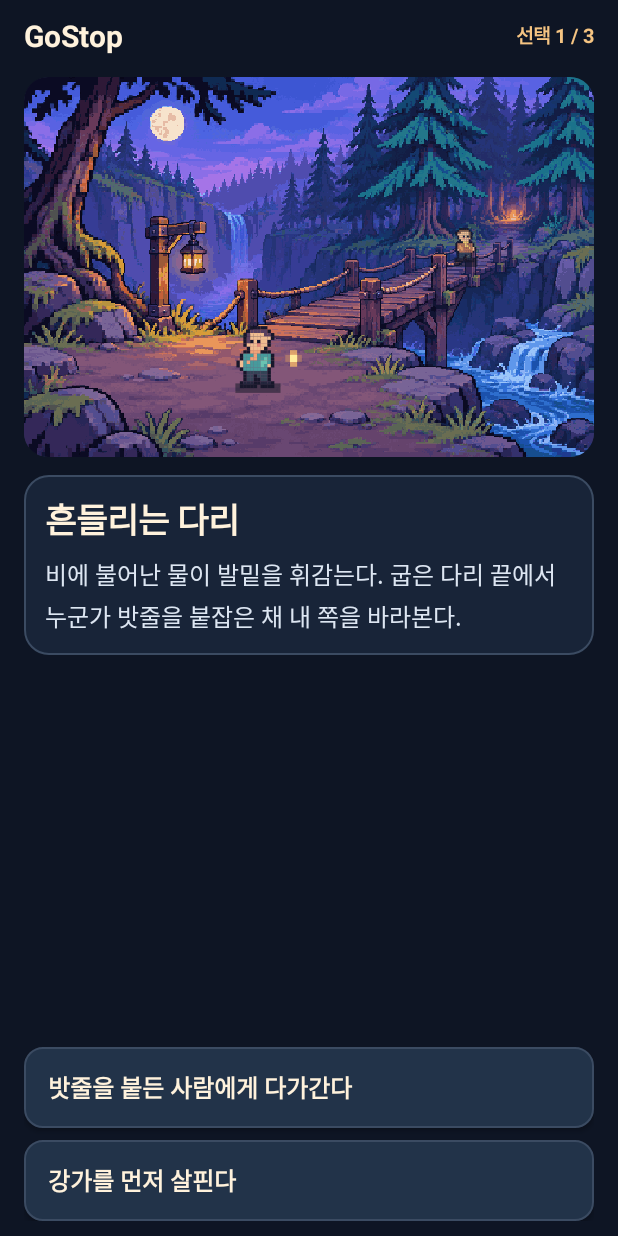
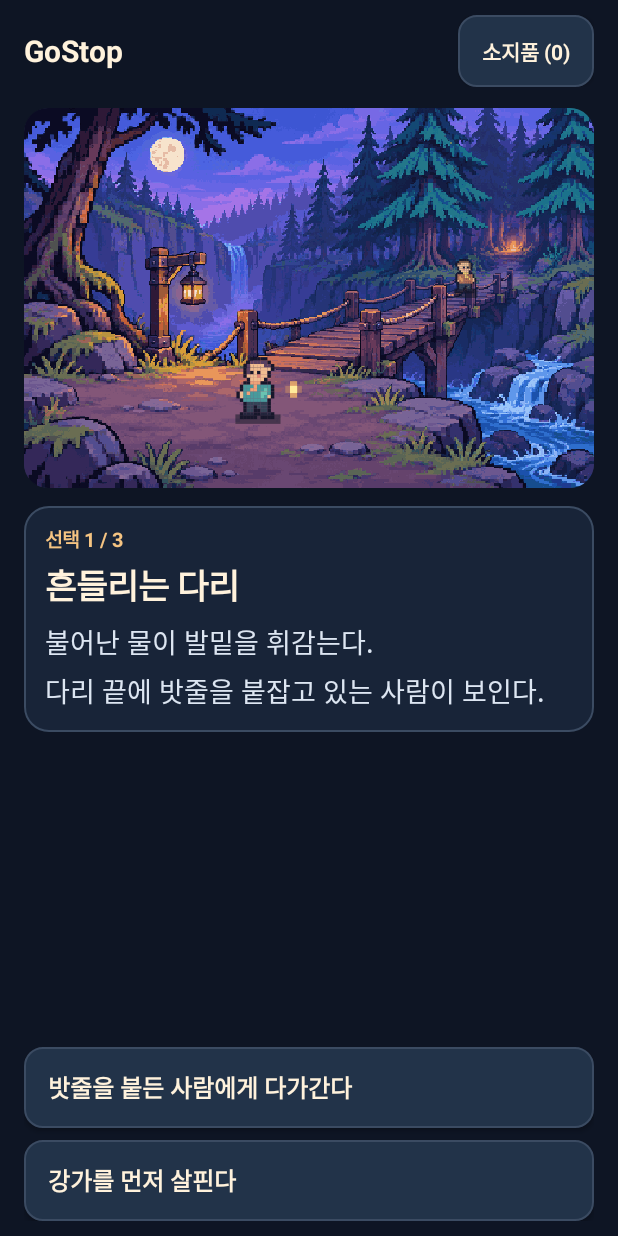
Before and after one commit to powerfulHimchan/GoStop, an Android app: the screen it shows after launch (MainActivity), on a phone screen of 412 x 824 dp. Run offline under Robolectric (Android 15) with nearby library versions, the phone set to English and light mode, and no system bars.

Commit message:
Add inventory and item-dependent story choices

```diff
--- a/app/build.gradle
+++ b/app/build.gradle
@@ -10,8 +10,8 @@ android {
         applicationId 'com.powerfulhimchan.gostop'
         minSdk 23
         targetSdk 35
-        versionCode 1
-        versionName '0.1.0'
+        versionCode 2
+        versionName '0.2.0'
     }
 
     compileOptions {
--- a/app/src/main/java/com/powerfulhimchan/gostop/BranchingGame.java
+++ b/app/src/main/java/com/powerfulhimchan/gostop/BranchingGame.java
@@ -3,17 +3,27 @@ package com.powerfulhimchan.gostop;
 import java.util.ArrayList;
 import java.util.Arrays;
 import java.util.Collections;
+import java.util.EnumSet;
 import java.util.List;
+import java.util.Set;
 
 final class BranchingGame {
     static final int DECISIONS_PER_RUN = 3;
 
     private final List<Choice> history;
+    private final Set<Item> inventory;
     final Scene scene;
 
     private BranchingGame(Scene scene, List<Choice> history) {
         this.scene = scene;
         this.history = history;
+        Set<Item> items = EnumSet.noneOf(Item.class);
+        for (Choice choice : history) {
+            if (choice.reward != null) {
+                items.add(choice.reward);
+            }
+        }
+        inventory = Collections.unmodifiableSet(items);
     }
 
     static BranchingGame start() {
@@ -21,9 +31,13 @@ final class BranchingGame {
     }
 
     BranchingGame choose(Choice choice) {
-        if (scene.choices == null || !scene.choices.contains(choice)) {
+        if (!choices().contains(choice)) {
             throw new IllegalArgumentException("Choice is unavailable at " + scene);
         }
+        return advance(choice);
+    }
+
+    private BranchingGame advance(Choice choice) {
         List<Choice> nextHistory = new ArrayList<>(history);
         nextHistory.add(choice);
         return new BranchingGame(choice.destination(), nextHistory);
@@ -34,7 +48,31 @@ final class BranchingGame {
     }
 
     boolean isEnding() {
-        return scene.choices == null;
+        return scene.pair == null;
+    }
+
+    Set<Item> inventory() {
+        return inventory;
+    }
+
+    List<Choice> choices() {
+        if (isEnding()) {
+            return Collections.emptyList();
+        }
+        if (scene == Scene.ROPES && inventory.contains(Item.SAFETY_CLIP)) {
+            return Pair.CLIPPED_ROPES.choices;
+        }
+        return scene.pair.choices;
+    }
+
+    String description() {
+        if (scene == Scene.ROPES && inventory.contains(Item.SAFETY_CLIP)) {
+            return "안내인이 매듭을 단단히 조였다.\n안전 고리를 걸면 흔들리는 다리에서 몸을 지탱할 수 있다.";
+        }
+        if (scene == Scene.TOGETHER && history.get(history.size() - 1) == Choice.CLIP_AND_CROSS) {
+            return "안전 고리를 밧줄에 건 채 다리를 건넜다.\n맞은편에 도착해 고리를 풀자 안내인이 따라온다.";
+        }
+        return scene.description;
     }
 
     BranchingGame replayBranch() {
@@ -62,18 +100,20 @@ final class BranchingGame {
             if (next == null) {
                 break;
             }
-            game = game.choose(next);
+            game = game.advance(next);
         }
         return game;
     }
 
     private Choice findChoice(String id) {
-        if (!isEnding()) {
-            for (Choice choice : scene.choices) {
-                if (choice.saveId.equals(id)) {
-                    return choice;
-                }
+        for (Choice choice : choices()) {
+            if (choice.saveId.equals(id)) {
+                return choice;
             }
+        }
+        // Earlier saves could cross after helping the guide, before that action awarded a clip.
+        if (scene == Scene.ROPES && Choice.CROSS.saveId.equals(id)) {
+            return Choice.CROSS;
         }
         return null;
     }
@@ -99,38 +139,38 @@ final class BranchingGame {
 
     enum Scene {
         ARRIVAL("흔들리는 다리",
-                "비에 불어난 물이 발밑을 휘감는다. 굽은 다리 끝에서 누군가 밧줄을 붙잡은 채 내 쪽을 바라본다.",
+                "불어난 물이 발밑을 휘감는다.\n다리 끝에 밧줄을 붙잡고 있는 사람이 보인다.",
                 Pair.OPENING),
         GUIDE("밧줄을 붙든 사람",
-                "안내인이 밧줄을 빼내려 애쓴다. 손을 떼면 난간이 무너질 것 같다. 내 손에는 등불이 하나 있다.",
+                "안내인이 느슨해진 밧줄을 붙잡고 있다.\n내 손에는 매듭을 비춰 줄 등불이 있다.",
                 Pair.GUIDE),
         BANK("강가의 흔적",
-                "다리 아래 물보라 사이로 돌턱이 보인다. 맞은편의 안내인은 어둠 속에서 풀린 매듭을 더듬는다.",
+                "물보라 사이로 돌턱이 보인다.\n맞은편에서는 안내인이 풀린 매듭을 더듬는다.",
                 Pair.BANK),
         ROPES("다시 팽팽해진 밧줄",
-                "등불에 비친 매듭이 단단히 조여졌다. 안내인이 손을 내민다. “한 사람씩 발을 옮겨요.”",
+                "안내인이 매듭을 단단히 조인다.\n“한 사람씩 발을 옮겨요.”",
                 Pair.ROPES),
         LEDGE("바위 아래 좁은 길",
-                "강물이 다리의 헐거운 기둥을 때린다. 바위 아래로 이어지는 돌턱을 따라가면 반대편 기슭에 닿는다.",
+                "강물이 다리 기둥을 때린다.\n바위 아래 돌턱은 맞은편 기슭까지 이어진다.",
                 Pair.LEDGE),
         TOGETHER("함께 건넌 길",
-                "안내인과 번갈아 밧줄을 잡으며 다리를 건넜다. 뒤돌아보니 숲 양쪽에 등불이 하나씩 흔들린다.",
+                "안내인과 번갈아 밧줄을 잡으며 다리를 건넜다.\n뒤를 돌아보니 숲 양쪽에서 등불이 흔들린다.",
                 null),
         SIDE_PATH("물가에 남은 발자국",
-                "돌턱을 하나씩 밟고 반대편 기슭에 닿았다. 건너편에서도 내가 지나온 발자국이 길게 보인다.",
+                "돌턱을 하나씩 밟아 맞은편 기슭에 닿았다.\n건너온 길에 발자국이 길게 남아 있다.",
                 null),
         WAIT("비가 그칠 때까지",
-                "나무 아래로 물러나 등불을 내려놓았다. 물이 빠지자 이곳에서 기다리길 잘했다는 듯 잎 사이로 빛이 든다.",
+                "나무 아래로 물러나 등불을 내려놓았다.\n물이 빠지고 잎 사이로 빛이 든다.",
                 null);
 
         final String title;
         final String description;
-        final List<Choice> choices;
+        private final Pair pair;
 
         Scene(String title, String description, Pair pair) {
             this.title = title;
             this.description = description;
-            this.choices = pair == null ? null : pair.choices;
+            this.pair = pair;
         }
     }
 
@@ -139,6 +179,7 @@ final class BranchingGame {
         GUIDE(Choice.LAMP, Choice.ASK),
         BANK(Choice.INSPECT, Choice.SIGNAL),
         ROPES(Choice.CROSS, Choice.RETREAT),
+        CLIPPED_ROPES(Choice.CLIP_AND_CROSS, Choice.RETREAT),
         LEDGE(Choice.FOLLOW, Choice.RETREAT);
 
         final List<Choice> choices;
@@ -148,14 +189,26 @@ final class BranchingGame {
         }
     }
 
+    enum Item {
+        SAFETY_CLIP("안전 고리", "안내인이 건네준 금속 고리. 난간 밧줄에 걸어 몸을 지탱할 수 있다.");
+
+        final String name;
+        final String description;
+
+        Item(String name, String description) {
+            this.name = name;
+            this.description = description;
+        }
+    }
+
     enum Choice {
         HELP("help", "밧줄을 붙든 사람에게 다가간다",
                 "안내인에게 말을 걸어 다리를 살필 기회를 얻었어요.", null),
         LOOK("look", "강가를 먼저 살핀다",
                 "강가에서 돌턱과 안내인의 위치를 확인했어요.", null),
         LAMP("lamp", "안내인에게 등불을 비춰 준다",
-                "등불을 비춘 덕에 안내인이 난간의 매듭을 다시 묶었어요.",
-                "새로 묶은 난간 아래로도 강물이 세차게 흐르는 걸 봤어요."),
+                "안내인이 매듭을 다시 묶고 안전 고리를 건네줬어요.",
+                "새로 묶은 난간 아래로도 강물이 세차게 흐르는 걸 봤어요.", Item.SAFETY_CLIP),
         ASK("ask", "다리 말고 다른 길을 묻는다",
                 "안내인에게서 물가의 돌턱이 맞은편까지 이어진다는 걸 들었어요.",
                 "안내인이 물이 더 오르면 돌턱도 잠긴다고 알려 줬어요."),
@@ -167,6 +220,8 @@ final class BranchingGame {
                 "안내인과 함께 물살이 약해질 때까지 기다릴 곳을 확인했어요."),
         CROSS("cross", "안내인과 함께 다리를 건넌다",
                 "서로가 발을 옮길 때마다 밧줄을 잡아 주며 건넜어요.", null),
+        CLIP_AND_CROSS("clip_cross", "안전 고리를 걸고 다리를 건넌다",
+                "안전 고리를 밧줄에 걸어 몸을 지탱하며 건넜어요.", null),
         FOLLOW("follow", "물가의 돌턱을 따라 건넌다",
                 "확인한 길을 따라 반대편 기슭에 닿았어요.", null),
         RETREAT("retreat", "안전한 곳으로 돌아가 기다린다", null, null);
@@ -175,12 +230,18 @@ final class BranchingGame {
         final String label;
         final String crossingEffect;
         final String waitEffect;
+        final Item reward;
 
         Choice(String saveId, String label, String crossingEffect, String waitEffect) {
+            this(saveId, label, crossingEffect, waitEffect, null);
+        }
+
+        Choice(String saveId, String label, String crossingEffect, String waitEffect, Item reward) {
             this.saveId = saveId;
             this.label = label;
             this.crossingEffect = crossingEffect;
             this.waitEffect = waitEffect;
+            this.reward = reward;
         }
 
         Scene destination() {
@@ -191,7 +252,8 @@ final class BranchingGame {
                 case SIGNAL: return Scene.ROPES;
                 case ASK:
                 case INSPECT: return Scene.LEDGE;
-                case CROSS: return Scene.TOGETHER;
+                case CROSS:
+                case CLIP_AND_CROSS: return Scene.TOGETHER;
                 case FOLLOW: return Scene.SIDE_PATH;
                 case RETREAT: return Scene.WAIT;
                 default: throw new AssertionError(this);
--- a/app/src/main/java/com/powerfulhimchan/gostop/MainActivity.java
+++ b/app/src/main/java/com/powerfulhimchan/gostop/MainActivity.java
@@ -1,6 +1,7 @@
 package com.powerfulhimchan.gostop;
 
 import android.app.Activity;
+import android.app.AlertDialog;
 import android.content.SharedPreferences;
 import android.content.res.ColorStateList;
 import android.graphics.Insets;
@@ -9,6 +10,9 @@ import android.graphics.drawable.GradientDrawable;
 import android.graphics.drawable.RippleDrawable;
 import android.os.Build;
 import android.os.Bundle;
+import android.text.SpannableStringBuilder;
+import android.text.Spanned;
+import android.text.style.StyleSpan;
 import android.view.Gravity;
 import android.view.View;
 import android.view.WindowInsets;
@@ -17,15 +21,16 @@ import android.widget.FrameLayout;
 import android.widget.LinearLayout;
 import android.widget.ScrollView;
 import android.widget.TextView;
+import android.widget.Toast;
 
 public final class MainActivity extends Activity {
     private static final String SAVE = "choices_v1";
+    private static final String INVENTORY_OPEN = "inventory_open";
     private static final int BACKGROUND = 0xFF0E1524;
     private static final int PANEL = 0xFF182438;
     private static final int BORDER = 0xFF3B4B62;
     private static final int TITLE = 0xFFFFF2DC;
     private static final int TEXT = 0xFFDDE6F2;
-    private static final int MUTED = 0xFFB2C0D4;
     private static final int GOLD = 0xFFF5C482;
     private static final int MINT = 0xFF8CE0CC;
 
@@ -36,6 +41,8 @@ public final class MainActivity extends Activity {
     private TextView phase;
     private TextView title;
     private TextView description;
+    private Button inventoryButton;
+    private AlertDialog inventoryDialog;
     private LinearLayout influences;
     private final Button[] buttons = new Button[2];
 
@@ -46,6 +53,23 @@ public final class MainActivity extends Activity {
         game = BranchingGame.restore(progress.getString(SAVE, ""));
         buildLayout();
         showScene();
+        if (savedInstanceState != null && savedInstanceState.getBoolean(INVENTORY_OPEN)) {
+            showInventory();
+        }
+    }
+
+    @Override
+    protected void onSaveInstanceState(Bundle state) {
+        super.onSaveInstanceState(state);
+        state.putBoolean(INVENTORY_OPEN, inventoryDialog != null && inventoryDialog.isShowing());
+    }
+
+    @Override
+    protected void onDestroy() {
+        if (inventoryDialog != null) {
+            inventoryDialog.dismiss();
+        }
+        super.onDestroy();
     }
 
     private void buildLayout() {
@@ -85,8 +109,10 @@ public final class MainActivity extends Activity {
         TextView brand = text(20, TITLE, true);
         brand.setText(R.string.app_name);
         header.addView(brand, new LinearLayout.LayoutParams(0, -2, 1));
-        phase = text(13, GOLD, true);
-        header.addView(phase);
+        inventoryButton = actionButton(14, 48);
+        inventoryButton.setGravity(Gravity.CENTER);
+        inventoryButton.setOnClickListener(view -> showInventory());
+        header.addView(inventoryButton, new LinearLayout.LayoutParams(-2, -2));
         add(content, header, 10);
 
         scroll = new ScrollView(this);
@@ -107,13 +133,15 @@ public final class MainActivity extends Activity {
         LinearLayout story = column();
         story.setPadding(dp(14), dp(12), dp(14), dp(14));
         story.setBackground(surface(PANEL, BORDER, 16));
+        phase = text(13, GOLD, true);
+        add(story, phase, 0);
         title = text(23, TITLE, true);
         if (Build.VERSION.SDK_INT >= 28) {
             title.setAccessibilityHeading(true);
         }
-        add(story, title, 0);
-        description = text(16, TEXT, false);
-        description.setLineSpacing(dp(4), 1);
+        add(story, title, 3);
+        description = text(18, TEXT, false);
+        description.setLineSpacing(dp(6), 1);
         add(story, description, 8);
         add(body, story, 12);
 
@@ -123,16 +151,8 @@ public final class MainActivity extends Activity {
         LinearLayout footer = column();
         footer.setPadding(0, dp(4), 0, dp(10));
         for (int i = 0; i < buttons.length; i++) {
-            Button button = new Button(this);
-            button.setAllCaps(false);
+            Button button = actionButton(16, 54);
             button.setGravity(Gravity.START | Gravity.CENTER_VERTICAL);
-            button.setTextSize(16);
-            button.setTypeface(null, Typeface.BOLD);
-            button.setTextColor(TITLE);
-            button.setMinHeight(dp(54));
-            button.setPadding(dp(16), dp(8), dp(16), dp(8));
-            button.setBackground(new RippleDrawable(ColorStateList.valueOf(0x38F5C482),
-                    surface(0xFF223349, BORDER, 12), null));
             buttons[i] = button;
             add(footer, button, i == 0 ? 0 : 8);
         }
@@ -142,11 +162,12 @@ public final class MainActivity extends Activity {
     private void showScene() {
         artwork.show(game.scene);
         title.setText(game.scene.title);
-        description.setText(game.scene.description);
+        description.setText(game.description());
+        inventoryButton.setText(getString(R.string.inventory_count, game.inventory().size()));
         influences.removeAllViews();
         if (game.isEnding()) {
             phase.setText(R.string.ending);
-            TextView heading = text(14, MINT, true);
+            TextView heading = text(16, MINT, true);
             heading.setText(R.string.ending_choices);
             add(influences, heading, 0);
             for (BranchingGame.Influence influence : game.endingInfluences()) {
@@ -160,11 +181,42 @@ public final class MainActivity extends Activity {
             phase.setText(getString(R.string.chapter_progress,
                     game.decisionNumber(), BranchingGame.DECISIONS_PER_RUN));
             for (int i = 0; i < buttons.length; i++) {
-                BranchingGame.Choice choice = game.scene.choices.get(i);
+                BranchingGame.Choice choice = game.choices().get(i);
                 buttons[i].setText(choice.label);
-                buttons[i].setOnClickListener(view -> changeGame(game.choose(choice)));
+                buttons[i].setOnClickListener(view -> selectChoice(choice));
             }
         }
+    }
+
+    private void selectChoice(BranchingGame.Choice choice) {
+        BranchingGame.Item reward = choice.reward;
+        boolean gainedItem = reward != null && !game.inventory().contains(reward);
+        changeGame(game.choose(choice));
+        if (gainedItem) {
+            Toast.makeText(this, getString(R.string.item_acquired, reward.name), Toast.LENGTH_SHORT).show();
+        }
+    }
+
+    private void showInventory() {
+        SpannableStringBuilder items = new SpannableStringBuilder();
+        for (BranchingGame.Item item : game.inventory()) {
+            if (items.length() > 0) {
+                items.append("\n\n");
+            }
+            int nameStart = items.length();
+            items.append(item.name);
+            items.setSpan(new StyleSpan(Typeface.BOLD), nameStart, items.length(),
+                    Spanned.SPAN_EXCLUSIVE_EXCLUSIVE);
+            items.append('\n').append(item.description);
+        }
+        if (items.length() == 0) {
+            items.append(getText(R.string.inventory_empty));
+        }
+        inventoryDialog = new AlertDialog.Builder(this)
+                .setTitle(R.string.inventory)
+                .setMessage(items)
+                .setPositiveButton(R.string.close, null)
+                .show();
     }
 
     private void changeGame(BranchingGame next) {
@@ -179,13 +231,27 @@ public final class MainActivity extends Activity {
         LinearLayout card = column();
         card.setPadding(dp(12), dp(8), dp(12), dp(8));
         card.setBackground(surface(PANEL, BORDER, 10));
-        TextView chosen = text(14, TITLE, true);
+        TextView chosen = text(16, TITLE, true);
         chosen.setText(influence.label);
         add(card, chosen, 0);
-        TextView result = text(13, MUTED, false);
+        TextView result = text(16, TEXT, false);
+        result.setLineSpacing(dp(4), 1);
         result.setText(influence.effect);
-        add(card, result, 3);
-        add(influences, card, 6);
+        add(card, result, 4);
+        add(influences, card, 8);
+    }
+
+    private Button actionButton(int size, int minHeight) {
+        Button button = new Button(this);
+        button.setAllCaps(false);
+        button.setTextSize(size);
+        button.setTypeface(null, Typeface.BOLD);
+        button.setTextColor(TITLE);
+        button.setMinHeight(dp(minHeight));
+        button.setPadding(dp(16), dp(8), dp(16), dp(8));
+        button.setBackground(new RippleDrawable(ColorStateList.valueOf(0x38F5C482),
+                surface(0xFF223349, BORDER, 12), null));
+        return button;
     }
 
     private LinearLayout column() {
--- a/app/src/main/java/com/powerfulhimchan/gostop/SceneArt.java
+++ b/app/src/main/java/com/powerfulhimchan/gostop/SceneArt.java
@@ -56,14 +56,23 @@ final class SceneArt extends View {
     @Override
     protected void onMeasure(int widthSpec, int heightSpec) {
         int width = MeasureSpec.getSize(widthSpec);
-        setMeasuredDimension(width, width * ART_HEIGHT / ART_WIDTH);
+        int height = width * ART_HEIGHT / ART_WIDTH;
+        float screenHeight = getResources().getConfiguration().screenHeightDp
+                * getResources().getDisplayMetrics().density;
+        if (screenHeight > 0) {
+            height = Math.min(height, Math.round(screenHeight * 0.32f));
+        }
+        setMeasuredDimension(width, height);
     }
 
     @Override
     protected void onDraw(Canvas canvas) {
         super.onDraw(canvas);
         canvas.save();
-        canvas.scale(getWidth() / (float) ART_WIDTH, getHeight() / (float) ART_HEIGHT);
+        float scale = Math.min(getWidth() / (float) ART_WIDTH, getHeight() / (float) ART_HEIGHT);
+        canvas.translate((getWidth() - ART_WIDTH * scale) / 2,
+                (getHeight() - ART_HEIGHT * scale) / 2);
+        canvas.scale(scale, scale);
         paint.setAlpha(255);
         paint.setFilterBitmap(false);
         canvas.drawBitmap(background, null, bounds, paint);
--- a/app/src/main/res/values/values.xml
+++ b/app/src/main/res/values/values.xml
@@ -5,6 +5,11 @@
     <string name="ending_choices">이 결말에 영향을 준 선택</string>
     <string name="replay">갈림길에서 다시</string>
     <string name="restart">처음부터 다시</string>
+    <string name="inventory">소지품</string>
+    <string name="inventory_count">소지품 (%1$d)</string>
+    <string name="inventory_empty">아직 소지품이 없다.</string>
+    <string name="item_acquired">%1$s 획득</string>
+    <string name="close">닫기</string>
     <style name="AppTheme" parent="android:style/Theme.Material.NoActionBar">
         <item name="android:windowBackground">#0E1524</item>
         <item name="android:statusBarColor">#0E1524</item>
```
Also changed, not shown: 1 other file.
